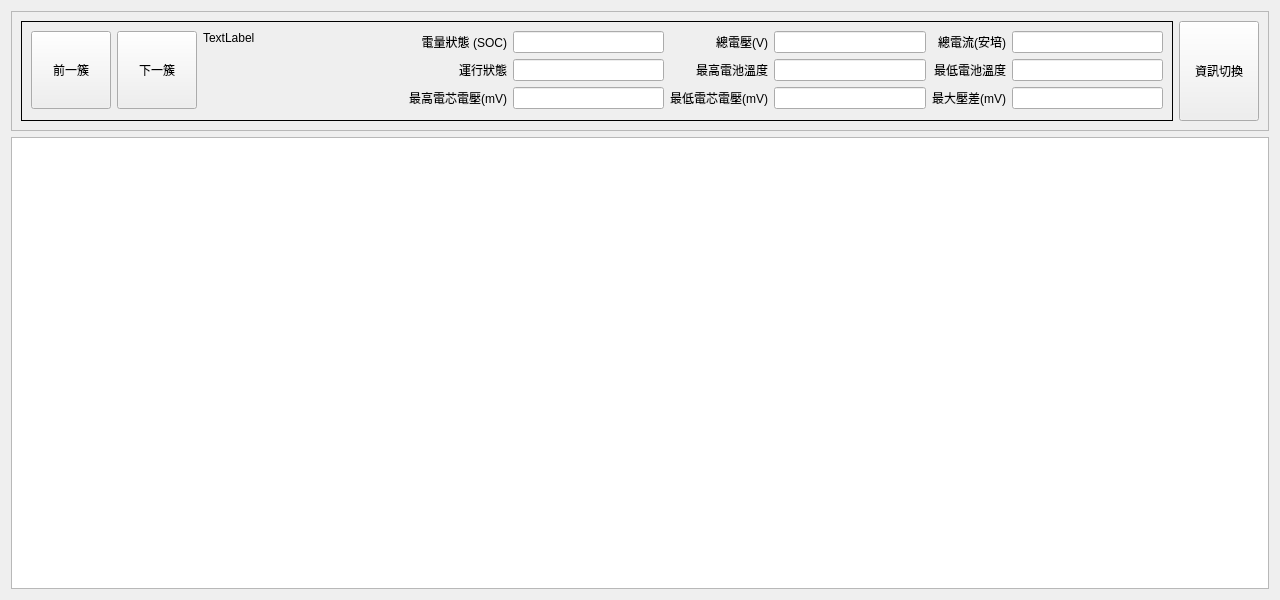
Old version of the form frmstackview.ui in the repository haoyi-jason/BMS_HY01_old.
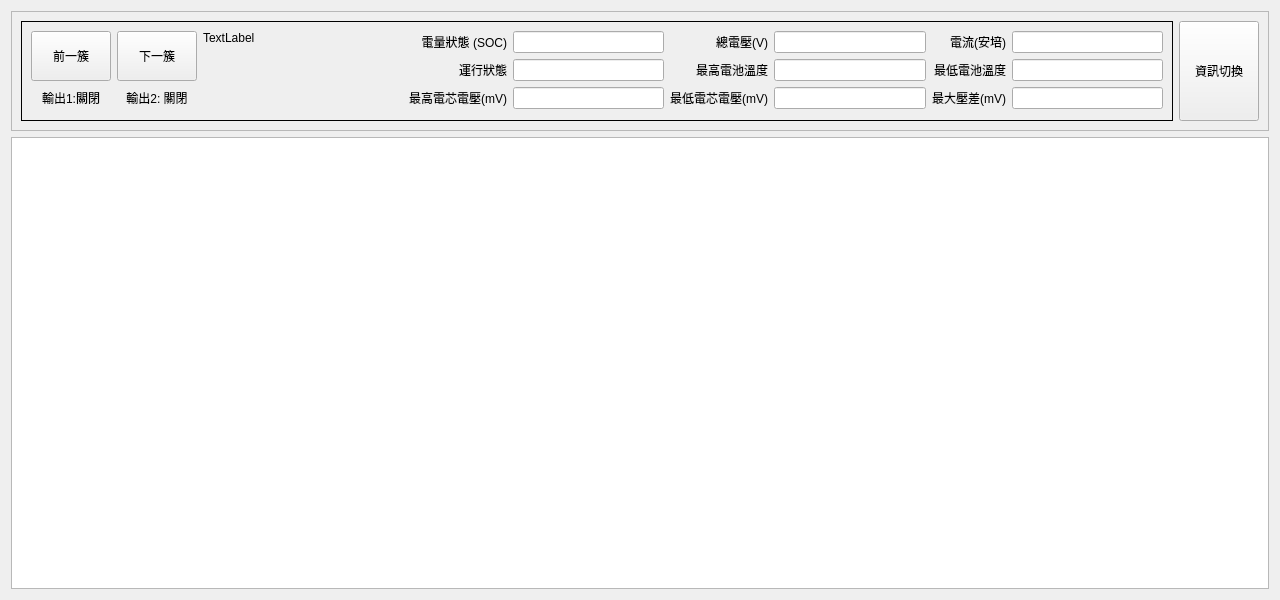
New version of the form.

```diff
--- a/frmstackview.ui
+++ b/frmstackview.ui
@@ -195,7 +195,7 @@
           <item row="0" column="7">
            <widget class="QLabel" name="label_7">
             <property name="text">
-             <string>總電流(安培)</string>
+             <string>電流(安培)</string>
             </property>
             <property name="alignment">
              <set>Qt::AlignRight|Qt::AlignTrailing|Qt::AlignVCenter</set>
@@ -280,7 +280,7 @@
             </property>
            </widget>
           </item>
-          <item row="0" column="1" rowspan="3">
+          <item row="0" column="1" rowspan="2">
            <widget class="QPushButton" name="pbNextStack">
             <property name="sizePolicy">
              <sizepolicy hsizetype="Minimum" vsizetype="Expanding">
@@ -305,7 +305,7 @@
             </property>
            </widget>
           </item>
-          <item row="0" column="0" rowspan="3">
+          <item row="0" column="0" rowspan="2">
            <widget class="QPushButton" name="pbPreviousStack">
             <property name="sizePolicy">
              <sizepolicy hsizetype="Minimum" vsizetype="Expanding">
@@ -318,6 +318,26 @@
             </property>
            </widget>
           </item>
+          <item row="2" column="0">
+           <widget class="QLabel" name="lbl_do0">
+            <property name="text">
+             <string>輸出1:關閉</string>
+            </property>
+            <property name="alignment">
+             <set>Qt::AlignCenter</set>
+            </property>
+           </widget>
+          </item>
+          <item row="2" column="1">
+           <widget class="QLabel" name="lbl_do1">
+            <property name="text">
+             <string>輸出2: 關閉</string>
+            </property>
+            <property name="alignment">
+             <set>Qt::AlignCenter</set>
+            </property>
+           </widget>
+          </item>
          </layout>
         </widget>
         <widget class="QWidget" name="page_2">
```
